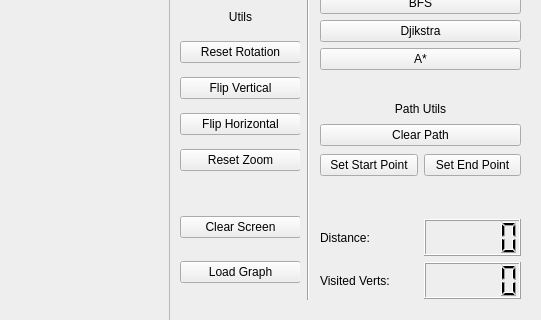
This is mainwindow.ui in citrovin/map-path-finder-embedded-cpp as Qt 5 draws it before an edit; both pictures show x 450 to 991 and y 220 to 540 of the 991 by 664 pixel window. The edited form follows.
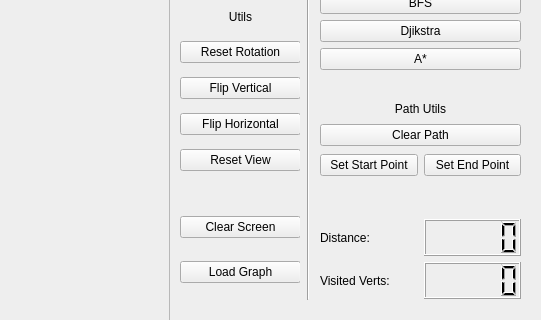
This is the edited form.

What changed in the file:
```diff
--- a/mainwindow.ui
+++ b/mainwindow.ui
@@ -125,7 +125,7 @@
      <item>
       <widget class="QPushButton" name="util_reset_zoom_button">
        <property name="text">
-        <string>Reset Zoom</string>
+        <string>Reset View</string>
        </property>
       </widget>
      </item>
```
